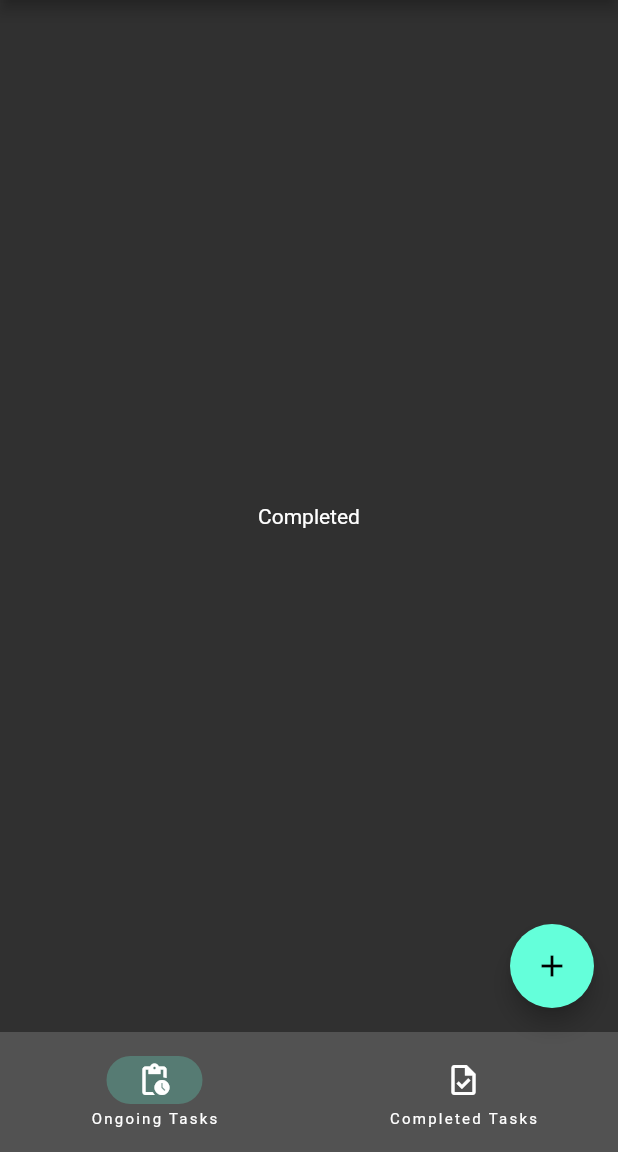
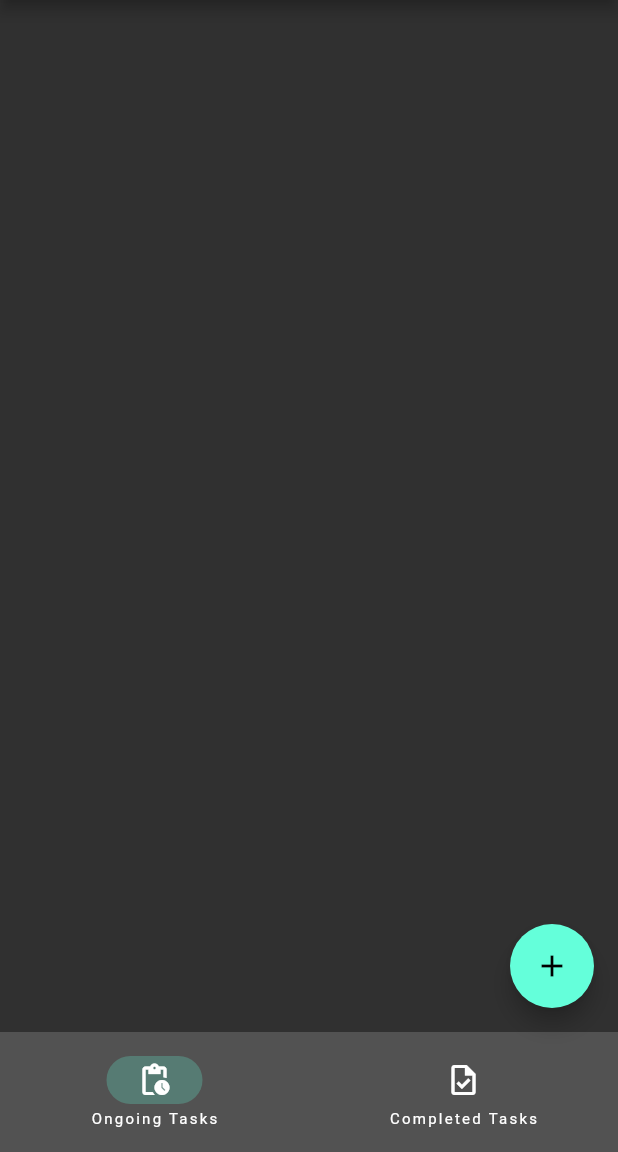
Before and after one commit to FlutterBytes-IO/Our-Todos, a Flutter app: the screen it shows after launch, on a phone screen of 412 x 824 dp, the part 84-1236 px from its top. Run offline on Flutter 3.47's test engine with Material 2 defaults, Android fonts, the phone set to English and light mode, and no system bars.

Commit message:
feat: add ongoing todos view

```diff
--- a/lib/src/controllers/todo_controller.dart
+++ b/lib/src/controllers/todo_controller.dart
@@ -5,6 +5,9 @@ class TodoController extends ChangeNotifier {
   final List<Todo> _todo = [];
 
   List<Todo> get todos => _todo;
+
+  List<Todo> get ongoingTodos =>
+      _todo.where((todo) => todo.status == TodoStatus.ongoing).toList();
 
   Todo getTodo(String id) {
     return _todo.firstWhere((todo) => todo.id == id);
--- a/lib/src/views/home_view.dart
+++ b/lib/src/views/home_view.dart
@@ -1,4 +1,7 @@
 import 'package:flutter/material.dart';
+import 'package:our_todo/src/controllers/todo_controller.dart';
+import 'package:our_todo/src/views/ongoing_todos_view.dart';
+import 'package:provider/provider.dart';
 
 class HomeView extends StatefulWidget {
   const HomeView({super.key});
@@ -9,7 +12,7 @@ class HomeView extends StatefulWidget {
 
 class _HomeViewState extends State<HomeView> {
   final List<WidgetBuilder> _children = [
-    (_) => const OngoingTasksView(),
+    (_) => const OngoingTodosView(),
     (_) => const CompletedTasksView(),
   ];
 
@@ -21,7 +24,9 @@ class _HomeViewState extends State<HomeView> {
 
   @override
   Widget build(BuildContext context) {
-    return Scaffold(
+    return ChangeNotifierProvider(
+      create: (context) => TodoController(),
+      child: Scaffold(
         appBar: AppBar(title: const Text('Our Todo')),
         body: _children[_currentViewIndex](context),
         floatingActionButton: FloatingActionButton(
@@ -42,17 +47,7 @@ class _HomeViewState extends State<HomeView> {
             ),
           ],
         ),
-    );
-  }
-}
-
-class OngoingTasksView extends StatelessWidget {
-  const OngoingTasksView({super.key});
-
-  @override
-  Widget build(BuildContext context) {
-    return const Center(
-      child: Text('Completed'),
+      ),
     );
   }
 }
--- /dev/null
+++ b/lib/src/views/ongoing_todos_view.dart
@@ -0,0 +1,21 @@
+import 'package:flutter/material.dart';
+import 'package:our_todo/src/controllers/todo_controller.dart';
+import 'package:our_todo/src/widgets/todo_item.dart';
+import 'package:provider/provider.dart';
+
+class OngoingTodosView extends StatelessWidget {
+  const OngoingTodosView({super.key});
+
+  @override
+  Widget build(BuildContext context) {
+    final todoController = context.watch<TodoController>();
+
+    return ListView.builder(
+      padding: const EdgeInsets.symmetric(horizontal: 8, vertical: 8),
+      itemCount: todoController.ongoingTodos.length,
+      itemBuilder: (context, index) => TodoItem(
+        todo: todoController.ongoingTodos[index],
+      ),
+    );
+  }
+}
```
Also changed, not shown: lib/src/widgets/todo_item.dart (added, +26 -0 lines), pubspec.yaml (+3 -53 lines), pubspec.lock. Lines whose indentation alone changed are shown as unchanged.
